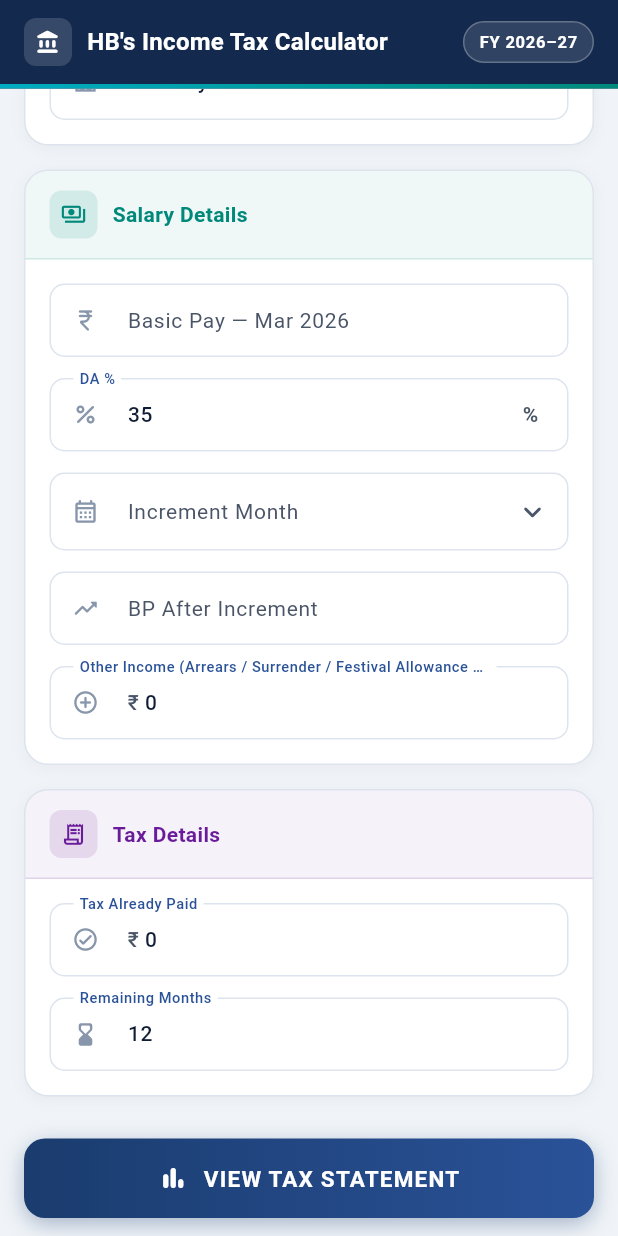
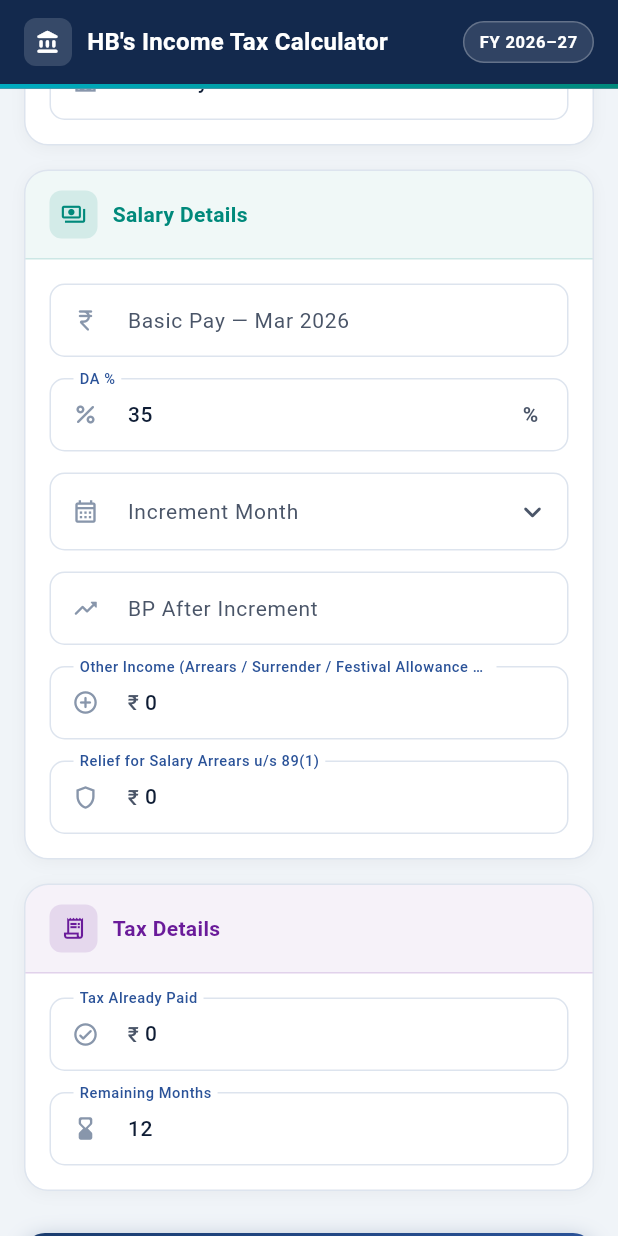
Before and after one commit to fahi016/tax_calc, a Flutter app: the screen it shows after launch, scrolled down 576 dp, on a phone screen of 412 x 824 dp. Run offline on Flutter 3.47's test engine with Material 3 defaults, Android fonts, the phone set to English and light mode, and no system bars; our stand-ins replace hive, hive_flutter, pdf, printing; accounts and stored records are empty.

Commit message:
relief added

```diff
--- a/lib/db/it_form_data_hive.dart
+++ b/lib/db/it_form_data_hive.dart
@@ -1,4 +1,3 @@
-
 import 'package:hive/hive.dart';
 
 part 'it_form_data_hive.g.dart';
@@ -19,13 +18,14 @@ class ItFormDataHive extends HiveObject {
     required this.taxAlreadyPaid,
     required this.daPercent,
     required this.remainingMonths,
+    required this.relief,
   });
 
   @HiveField(0)
   String name;
 
   @HiveField(1)
-  String pen; // stored as String to match the text controller
+  String pen;
 
   @HiveField(2)
   String pan;
@@ -60,4 +60,8 @@ class ItFormDataHive extends HiveObject {
 
   @HiveField(12)
   String remainingMonths;
+
+  /// Relief for Salary Arrears u/s 89(1). Stored as String to match controller.
+  @HiveField(13)
+  String relief;
 }
--- a/lib/models/it_statement_models.dart
+++ b/lib/models/it_statement_models.dart
@@ -13,6 +13,7 @@ class EmployeeInput {
     required this.taxAlreadyPaid,
     required this.daPercent,
     required this.remainingMonths,
+    required this.relief,
   });
 
   final String name;
@@ -24,14 +25,18 @@ class EmployeeInput {
   final int basicPayMarch2026;
 
   /// The calendar month (1–12) in which the increment takes effect.
-  /// Derived from [nextIncrementDate] by the UI before passing here.
-  final int nextIncrementDate; // stores the month number (1-12)
+  final int nextIncrementDate;
 
   final int bpAfterIncrement;
   final int otherIncome;
   final int taxAlreadyPaid;
   final int daPercent;
   final int remainingMonths;
+
+  /// Relief for Salary Arrears u/s 89(1) — Form 10E.
+  /// Deducted from Net Tax Payable before TDS is calculated.
+  /// Not used in any other computation.
+  final int relief;
 }
 
 class MonthlySalaryRow {
@@ -67,6 +72,8 @@ class TaxComputationResult {
     required this.taxAfterRebate,
     required this.educationCess,
     required this.netTaxPayable,
+    required this.reliefUs89,
+    required this.taxAfterRelief,
     required this.balanceTaxPayable,
     required this.tdsPerMonth,
   });
@@ -82,6 +89,13 @@ class TaxComputationResult {
   final double taxAfterRebate;
   final double educationCess;
   final int netTaxPayable;
+
+  /// Relief u/s 89(1) — deducted from netTaxPayable to get taxAfterRelief.
+  final int reliefUs89;
+
+  /// Net Tax Payable minus Relief u/s 89(1).
+  final int taxAfterRelief;
+
   final int balanceTaxPayable;
   final int tdsPerMonth;
 }
--- a/lib/screens/it_data_entry_screen.dart
+++ b/lib/screens/it_data_entry_screen.dart
@@ -33,6 +33,8 @@ class _ItDataEntryScreenState extends State<ItDataEntryScreen> {
       TextEditingController();
   final TextEditingController _otherIncomeController =
       TextEditingController(text: '0');
+  final TextEditingController _reliefController =
+      TextEditingController(text: '0');
   final TextEditingController _taxAlreadyPaidController =
       TextEditingController(text: '0');
   final TextEditingController _daPercentController =
@@ -63,7 +65,6 @@ class _ItDataEntryScreenState extends State<ItDataEntryScreen> {
     _basicPayController.addListener(_autoCalcBp);
   }
 
-  /// Populate controllers from the Hive draft (if one exists).
   void _loadSavedData() {
     final ItFormDataHive? saved = _persistence.load();
     if (saved == null) return;
@@ -76,6 +77,7 @@ class _ItDataEntryScreenState extends State<ItDataEntryScreen> {
     _basicPayController.text = saved.basicPayMarch2026;
     _bpAfterIncrementController.text = saved.bpAfterIncrement;
     _otherIncomeController.text = saved.otherIncome;
+    _reliefController.text = saved.relief;
     _taxAlreadyPaidController.text = saved.taxAlreadyPaid;
     _daPercentController.text = saved.daPercent;
     _remainingMonthsController.text = saved.remainingMonths;
@@ -87,7 +89,6 @@ class _ItDataEntryScreenState extends State<ItDataEntryScreen> {
     });
   }
 
-  /// Snapshot every controller + dropdown value into Hive.
   Future<void> _saveData() async {
     final data = ItFormDataHive(
       name: _nameController.text.trim(),
@@ -100,6 +101,7 @@ class _ItDataEntryScreenState extends State<ItDataEntryScreen> {
       nextIncrementMonth: _selectedIncrementMonth ?? -1,
       bpAfterIncrement: _bpAfterIncrementController.text.trim(),
       otherIncome: _otherIncomeController.text.trim(),
+      relief: _reliefController.text.trim(),
       taxAlreadyPaid: _taxAlreadyPaidController.text.trim(),
       daPercent: _daPercentController.text.trim(),
       remainingMonths: _remainingMonthsController.text.trim(),
@@ -107,7 +109,7 @@ class _ItDataEntryScreenState extends State<ItDataEntryScreen> {
     await _persistence.save(data);
   }
 
-  // ── Auto-calc BP after increment ─────────────────────────────────────────────
+  // ── Auto-calc BP ─────────────────────────────────────────────────────────────
 
   void _autoCalcBp() {
     final int? bp = int.tryParse(_basicPayController.text.trim());
@@ -154,6 +156,7 @@ class _ItDataEntryScreenState extends State<ItDataEntryScreen> {
     _basicPayController.dispose();
     _bpAfterIncrementController.dispose();
     _otherIncomeController.dispose();
+    _reliefController.dispose();
     _taxAlreadyPaidController.dispose();
     _daPercentController.dispose();
     _remainingMonthsController.dispose();
@@ -174,7 +177,6 @@ class _ItDataEntryScreenState extends State<ItDataEntryScreen> {
       return;
     }
 
-    // Persist before navigating away.
     await _saveData();
 
     final EmployeeInput input = EmployeeInput(
@@ -188,6 +190,7 @@ class _ItDataEntryScreenState extends State<ItDataEntryScreen> {
       nextIncrementDate: _selectedIncrementMonth!,
       bpAfterIncrement: int.parse(_bpAfterIncrementController.text.trim()),
       otherIncome: int.parse(_otherIncomeController.text.trim()),
+      relief: int.parse(_reliefController.text.trim()),
       taxAlreadyPaid: int.parse(_taxAlreadyPaidController.text.trim()),
       daPercent: int.parse(_daPercentController.text.trim()),
       remainingMonths: int.parse(_remainingMonthsController.text.trim()),
@@ -200,7 +203,7 @@ class _ItDataEntryScreenState extends State<ItDataEntryScreen> {
     ));
   }
 
-  // ── Clear form ─────────────────────────────────────────────────────────────
+  // ── Clear form ────────────────────────────────────────────────────────────────
 
   Future<void> _clearForm() async {
     final bool? confirmed = await showDialog<bool>(
@@ -236,6 +239,7 @@ class _ItDataEntryScreenState extends State<ItDataEntryScreen> {
     _basicPayController.clear();
     _bpAfterIncrementController.clear();
     _otherIncomeController.text = '0';
+    _reliefController.text = '0';
     _taxAlreadyPaidController.text = '0';
     _daPercentController.text = '35';
     _remainingMonthsController.text = '12';
@@ -374,6 +378,18 @@ class _ItDataEntryScreenState extends State<ItDataEntryScreen> {
                       prefix: '₹ ',
                       validator: (v) =>
                           _validateInt(v, name: 'Other Income', min: 0)),
+                  _gap(),
+                  // ── Relief u/s 89(1) ────────────────────────────────────
+                  _field(
+                      _reliefController,
+                      'Relief for Salary Arrears u/s 89(1)',
+                      icon: Icons.shield_outlined,
+                      hint: 'Form 10E to be produced',
+                      type: TextInputType.number,
+                      formatters: [FilteringTextInputFormatter.digitsOnly],
+                      prefix: '₹ ',
+                      validator: (v) =>
+                          _validateInt(v, name: 'Relief u/s 89(1)', min: 0)),
                 ],
               ),
               const SizedBox(height: 16),
@@ -403,7 +419,6 @@ class _ItDataEntryScreenState extends State<ItDataEntryScreen> {
               const SizedBox(height: 28),
               _buildSubmitButton(),
               const SizedBox(height: 12),
-              // ── Clear button (only shown when a draft exists) ─────────────
               if (_persistence.hasSavedData) _buildClearButton(),
               const SizedBox(height: 16),
               _buildFooter(),
@@ -413,8 +428,6 @@ class _ItDataEntryScreenState extends State<ItDataEntryScreen> {
       ),
     );
   }
-
-  // ── AppBar ────────────────────────────────────────────────────────────────────
 
   PreferredSizeWidget _buildAppBar() {
     return AppBar(
@@ -437,8 +450,8 @@ class _ItDataEntryScreenState extends State<ItDataEntryScreen> {
         child: Container(
           height: 3,
           decoration: const BoxDecoration(
-            gradient:
-                LinearGradient(colors: [Color(0xFF00ACC1), Color(0xFF00897B)]),
+            gradient: LinearGradient(
+                colors: [Color(0xFF00ACC1), Color(0xFF00897B)]),
           ),
         ),
       ),
@@ -462,8 +475,6 @@ class _ItDataEntryScreenState extends State<ItDataEntryScreen> {
     );
   }
 
-  // ── Hero header ───────────────────────────────────────────────────────────────
-
   Widget _buildHeroHeader() {
     return Container(
       padding: const EdgeInsets.all(20),
@@ -477,16 +488,17 @@ class _ItDataEntryScreenState extends State<ItDataEntryScreen> {
       ),
       child: Row(children: [
         Expanded(
-          child:
-              Column(crossAxisAlignment: CrossAxisAlignment.start, children: [
-            const Text('NEW REGIME',
+          child: Column(
+              crossAxisAlignment: CrossAxisAlignment.start,
+              children: const [
+                Text('NEW REGIME',
                     style: TextStyle(
                         color: Colors.white54,
                         fontSize: 11,
                         fontWeight: FontWeight.w600,
                         letterSpacing: 1.2)),
-            const SizedBox(height: 6),
-            const Text('Tax Statement\n2026 – 27',
+                SizedBox(height: 6),
+                Text('Tax Statement\n2026 – 27',
                     style: TextStyle(
                         color: Colors.white,
                         fontSize: 22,
@@ -508,8 +520,6 @@ class _ItDataEntryScreenState extends State<ItDataEntryScreen> {
       ]),
     );
   }
-
-  // ── Section card ──────────────────────────────────────────────────────────────
 
   Widget _buildSection({
     required IconData icon,
@@ -534,8 +544,10 @@ class _ItDataEntryScreenState extends State<ItDataEntryScreen> {
           padding: const EdgeInsets.symmetric(horizontal: 16, vertical: 13),
           decoration: BoxDecoration(
             color: color.withOpacity(0.06),
-            borderRadius: const BorderRadius.vertical(top: Radius.circular(15)),
-            border: Border(bottom: BorderSide(color: color.withOpacity(0.15))),
+            borderRadius:
+                const BorderRadius.vertical(top: Radius.circular(15)),
+            border:
+                Border(bottom: BorderSide(color: color.withOpacity(0.15))),
           ),
           child: Row(children: [
             Container(
@@ -549,19 +561,20 @@ class _ItDataEntryScreenState extends State<ItDataEntryScreen> {
             const SizedBox(width: 10),
             Text(title,
                 style: TextStyle(
-                    color: color, fontSize: 14, fontWeight: FontWeight.w700)),
+                    color: color,
+                    fontSize: 14,
+                    fontWeight: FontWeight.w700)),
           ]),
         ),
         Padding(
           padding: const EdgeInsets.all(16),
           child: Column(
-              crossAxisAlignment: CrossAxisAlignment.start, children: children),
+              crossAxisAlignment: CrossAxisAlignment.start,
+              children: children),
         ),
       ]),
     );
   }
-
-  // ── Text field ────────────────────────────────────────────────────────────────
 
   Widget _field(
     TextEditingController controller,
@@ -599,8 +612,6 @@ class _ItDataEntryScreenState extends State<ItDataEntryScreen> {
     );
   }
 
-  // ── Styled dropdown ───────────────────────────────────────────────────────────
-
   Widget _styledDropdown<T>({
     required String label,
     required IconData icon,
@@ -619,11 +630,11 @@ class _ItDataEntryScreenState extends State<ItDataEntryScreen> {
       style: const TextStyle(
           fontSize: 14, color: kTextPrimary, fontWeight: FontWeight.w500),
       dropdownColor: kSurface,
-      icon:
-          const Icon(Icons.keyboard_arrow_down_rounded, color: kTextSecondary),
+      icon: const Icon(Icons.keyboard_arrow_down_rounded,
+          color: kTextSecondary),
       items: items
-          .map((item) =>
-              DropdownMenuItem<T>(value: item, child: Text(itemLabel(item))))
+          .map((item) => DropdownMenuItem<T>(
+              value: item, child: Text(itemLabel(item))))
           .toList(),
       onChanged: onChanged,
       validator: validator,
@@ -631,8 +642,6 @@ class _ItDataEntryScreenState extends State<ItDataEntryScreen> {
   }
 
   SizedBox _gap() => const SizedBox(height: 14);
-
-  // ── Submit button ─────────────────────────────────────────────────────────────
 
   Widget _buildSubmitButton() {
     return Container(
@@ -655,9 +664,11 @@ class _ItDataEntryScreenState extends State<ItDataEntryScreen> {
           splashColor: Colors.white.withOpacity(0.1),
           child: const Padding(
             padding: EdgeInsets.symmetric(vertical: 16),
-            child:
-                Row(mainAxisAlignment: MainAxisAlignment.center, children: [
-              Icon(Icons.bar_chart_rounded, color: Colors.white, size: 20),
+            child: Row(
+                mainAxisAlignment: MainAxisAlignment.center,
+                children: [
+                  Icon(Icons.bar_chart_rounded,
+                      color: Colors.white, size: 20),
                   SizedBox(width: 10),
                   Text('VIEW TAX STATEMENT',
                       style: TextStyle(
@@ -671,8 +682,6 @@ class _ItDataEntryScreenState extends State<ItDataEntryScreen> {
       ),
     );
   }
-
-  // ── Clear button ──────────────────────────────────────────────────────────────
 
   Widget _buildClearButton() {
     return OutlinedButton.icon(
@@ -689,8 +698,6 @@ class _ItDataEntryScreenState extends State<ItDataEntryScreen> {
     );
   }
 
-  // ── Footer ────────────────────────────────────────────────────────────────────
-
   Widget _buildFooter() {
     return Center(
       child: Row(mainAxisSize: MainAxisSize.min, children: const [
@@ -702,8 +709,6 @@ class _ItDataEntryScreenState extends State<ItDataEntryScreen> {
     );
   }
 
-  // ── Validators ────────────────────────────────────────────────────────────────
-
   String? _validateInt(String? value,
       {required String name, required int min, int? max}) {
     if (value == null || value.trim().isEmpty) return '$name is required';
--- a/lib/services/tax_calculator_service.dart
+++ b/lib/services/tax_calculator_service.dart
@@ -11,12 +11,9 @@ class TaxCalculatorService {
 
   static const double standardDeduction = 75000;
 
-  static const double rebateLimit =
-      60000; // Max tax eligible for 87A full rebate
-  static const double rebateIncomeThreshold =
-      1200000; // Taxable income below which rebate applies
-  static const double marginalReliefLimit =
-      1270588; // Upper income limit for marginal relief
+  static const double rebateLimit = 60000;
+  static const double rebateIncomeThreshold = 1200000;
+  static const double marginalReliefLimit = 1270588;
 
   static const double educationCessRate = 0.04;
 
@@ -28,12 +25,11 @@ class TaxCalculatorService {
   static const double _slab5 = 2000000;
   static const double _slab6 = 2400000;
 
-  // --- Cumulative tax at each slab boundary ---
-  static const double _taxAt2 = (_slab2 - _slab1) * 0.05; // 20,000
-  static const double _taxAt3 = (_slab3 - _slab2) * 0.10 + _taxAt2; // 60,000
-  static const double _taxAt4 = (_slab4 - _slab3) * 0.15 + _taxAt3; // 1,20,000
-  static const double _taxAt5 = (_slab5 - _slab4) * 0.20 + _taxAt4; // 2,00,000
-  static const double _taxAt6 = (_slab6 - _slab5) * 0.25 + _taxAt5; // 3,00,000
+  static const double _taxAt2 = (_slab2 - _slab1) * 0.05;
+  static const double _taxAt3 = (_slab3 - _slab2) * 0.10 + _taxAt2;
+  static const double _taxAt4 = (_slab4 - _slab3) * 0.15 + _taxAt3;
+  static const double _taxAt5 = (_slab5 - _slab4) * 0.20 + _taxAt4;
+  static const double _taxAt6 = (_slab6 - _slab5) * 0.25 + _taxAt5;
 
   TaxComputationResult compute(EmployeeInput input) {
     final List<MonthlySalaryRow> salaryRows = _buildMonthlyRows(input);
@@ -47,10 +43,8 @@ class TaxCalculatorService {
 
     final double taxOnIncome = _calculateTaxOnIncome(taxableIncome);
 
-    // Full rebate u/s 87A if tax <= rebateLimit
     final double rebate87A = taxOnIncome <= rebateLimit ? taxOnIncome : 0;
 
-    // Marginal relief: applicable when taxable income is between 12L and marginalReliefLimit
     final double marginalRelief = taxableIncome >= rebateIncomeThreshold &&
             taxableIncome <= marginalReliefLimit
         ? taxOnIncome - (taxableIncome - rebateIncomeThreshold)
@@ -60,7 +54,14 @@ class TaxCalculatorService {
         max(0, taxOnIncome - rebate87A - marginalRelief);
     final double educationCess = taxAfterRebate * educationCessRate;
     final int netTaxPayable = (taxAfterRebate + educationCess).round();
-    final int balanceTaxPayable = netTaxPayable - input.taxAlreadyPaid;
+
+    // ── Relief u/s 89(1) ────────────────────────────────────────────────────
+    // Deducted from Net Tax Payable only. Not part of taxable income computation.
+    final int reliefUs89 = input.relief;
+    final int taxAfterRelief = max(0, netTaxPayable - reliefUs89);
+
+    // ── TDS ──────────────────────────────────────────────────────────────────
+    final int balanceTaxPayable = taxAfterRelief - input.taxAlreadyPaid;
     final int tdsPerMonth = (balanceTaxPayable / input.remainingMonths).round();
 
     return TaxComputationResult(
@@ -86,6 +87,8 @@ class TaxCalculatorService {
       taxAfterRebate: taxAfterRebate,
       educationCess: educationCess,
       netTaxPayable: netTaxPayable,
+      reliefUs89: reliefUs89,
+      taxAfterRelief: taxAfterRelief,
       balanceTaxPayable: balanceTaxPayable,
       tdsPerMonth: tdsPerMonth,
     );
@@ -96,16 +99,7 @@ class TaxCalculatorService {
 
     return List<MonthlySalaryRow>.generate(fyMonthCount, (index) {
       final DateTime monthDate = DateTime(start.year, start.month + index);
-      final int month = monthDate.month;
-      final int year = monthDate.year;
 
-      // input.nextIncrementDate stores the calendar month (1-12) of increment.
-      // Use pre-increment BP for months strictly before the increment month.
-      // Because nextIncrementDate is the month FROM which the new BP applies,
-      // we compare: if year < increment's year OR (same year and month < increment month) => old BP.
-      //
-      // The increment month (1-12) maps to a year:
-      //   months 3-12 => year 2026, months 1-2 => year 2027
       final int incrementYear =
           input.nextIncrementDate >= 3 ? fyStartYear : fyStartYear + 1;
       final DateTime incrementFrom =
@@ -130,11 +124,6 @@ class TaxCalculatorService {
     });
   }
 
-  /// HRA formula from Excel — local body type determines rate, min and max.
-  /// Corporation:             MIN(MAX(BP×10%, 2300), 10000)
-  /// Municipalities in Dist HQ: MIN(MAX(BP×8%,  2000),  8000)
-  /// Municipalities:          MIN(MAX(BP×6%,  1500),  6000)
-  /// Panchayaths:             MIN(MAX(BP×4%,  1200),  4000)
   double _calculateHra(double bp, String localBodyType) {
     switch (localBodyType) {
       case 'Corporation':
```
Also changed, not shown: lib/screens/it_statement_screen.dart (+47 -23 lines), lib/services/pdf_statement_service.dart (+22 -61 lines), lib/db/it_form_data_hive.g.dart. Lines whose indentation alone changed are shown as unchanged.
